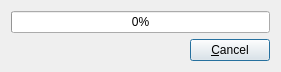
This is dialogs/csimpleprogressdialog.ui in VioletGiraffe/qtutils as Qt 5 draws it before an edit. The edited form follows.
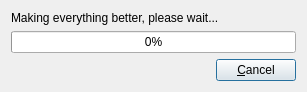
This is the edited form.

Commit message: CSimpleProgressDialog: label added

Patch:
```diff
--- a/dialogs/csimpleprogressdialog.ui
+++ b/dialogs/csimpleprogressdialog.ui
@@ -6,14 +6,21 @@
    <rect>
     <x>0</x>
     <y>0</y>
-    <width>281</width>
-    <height>66</height>
+    <width>307</width>
+    <height>92</height>
    </rect>
   </property>
   <property name="windowTitle">
    <string>Dialog</string>
   </property>
   <layout class="QVBoxLayout" name="verticalLayout">
+   <item>
+    <widget class="QLabel" name="_label">
+     <property name="text">
+      <string>Making everything better, please wait...</string>
+     </property>
+    </widget>
+   </item>
    <item>
     <widget class="QProgressBar" name="_progressBar">
      <property name="value">
```
The commit also changes 2 other files.
